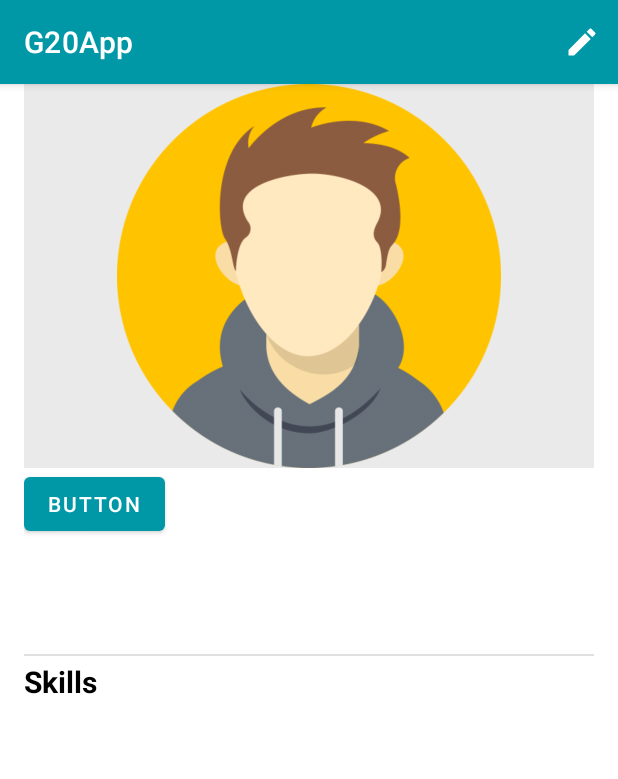
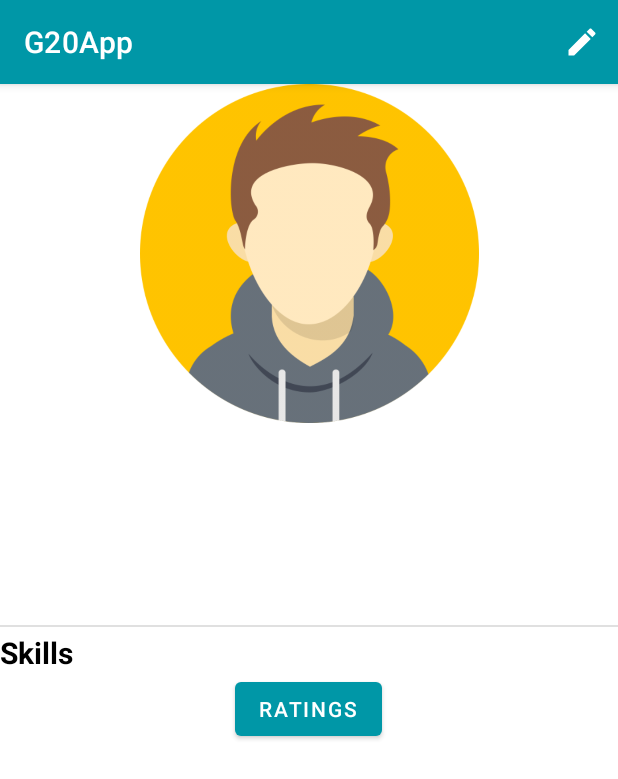
Before and after one commit to giacomino100/G20App, an Android app: the fragment ShowProfileFragment shown on its own in the app's theme, on a phone screen of 412 x 824 dp. Shown: the top 779 px of the screen. Run offline under Robolectric (Android 15) with nearby library versions, the phone set to English and light mode, and no system bars; our stand-ins replace Firebase (no records; nobody signed in at launch, a user with empty details on screens opened directly); 1 statement that could not run was skipped.

Commit message:
adding ratings rv

```diff
--- a/app/src/main/res/layout/fragment_home.xml
+++ b/app/src/main/res/layout/fragment_home.xml
@@ -4,44 +4,41 @@
     xmlns:tools="http://schemas.android.com/tools"
     android:layout_width="match_parent"
     android:layout_height="match_parent"
-    tools:context=".MainActivity">
+    tools:context=".ShowProfileFragment">
+
+    <ScrollView
+        android:layout_width="match_parent"
+        android:layout_height="match_parent"
+        app:layout_constraintBottom_toBottomOf="parent"
+        app:layout_constraintEnd_toEndOf="parent"
+        app:layout_constraintStart_toStartOf="parent"
+        app:layout_constraintTop_toTopOf="parent">
+
+        <LinearLayout
+            android:layout_width="match_parent"
+            android:layout_height="wrap_content"
+            android:orientation="vertical">
 
             <ImageView
                 android:id="@+id/imageView_show"
-        android:layout_width="0dp"
-        android:layout_height="0dp"
-        android:layout_marginStart="16dp"
-        android:layout_marginEnd="16dp"
-        android:layout_weight="1"
-        android:background="#EAEAEA"
+                android:layout_width="430dp"
+                android:layout_height="226dp"
+                android:layout_gravity="center_horizontal"
                 android:contentDescription="@string/image_profile"
-        android:scaleType="centerInside"
-        app:layout_constraintBottom_toTopOf="@id/constraintLayout"
+                app:layout_constraintBottom_toBottomOf="parent"
                 app:layout_constraintEnd_toEndOf="parent"
+                app:layout_constraintHorizontal_bias="0.0"
                 app:layout_constraintStart_toStartOf="parent"
                 app:layout_constraintTop_toTopOf="parent"
-        app:layout_constraintVertical_weight="1"
+                app:layout_constraintVertical_bias="0.095"
                 app:srcCompat="@drawable/avatr"
                 tools:ignore="ImageContrastCheck"
                 tools:srcCompat="@drawable/avatr" />
 
-    <androidx.constraintlayout.widget.ConstraintLayout
-        android:id="@+id/constraintLayout"
-        android:layout_width="0dp"
-        android:layout_height="0dp"
-        android:layout_marginStart="16dp"
-        android:layout_marginEnd="16dp"
-        app:layout_constraintBottom_toBottomOf="parent"
-        app:layout_constraintEnd_toEndOf="parent"
-        app:layout_constraintHorizontal_bias="0.0"
-        app:layout_constraintStart_toStartOf="parent"
-        app:layout_constraintTop_toBottomOf="@+id/imageView_show"
-        app:layout_constraintVertical_weight="2">
-
             <TextView
                 android:id="@+id/fullname"
-            android:layout_width="0dp"
-            android:layout_height="wrap_content"
+                android:layout_width="match_parent"
+                android:layout_height="56dp"
                 android:contentDescription="@string/full_name"
                 android:freezesText="true"
                 android:textAppearance="@style/TextAppearance.AppCompat.Display1"
@@ -57,7 +54,7 @@
 
             <TextView
                 android:id="@+id/nickname"
-            android:layout_width="0dp"
+                android:layout_width="match_parent"
                 android:layout_height="wrap_content"
                 android:contentDescription="@string/nickname"
                 android:freezesText="true"
@@ -71,7 +68,7 @@
 
             <TextView
                 android:id="@+id/email"
-            android:layout_width="0dp"
+                android:layout_width="match_parent"
                 android:layout_height="wrap_content"
                 android:layout_marginTop="3dp"
                 android:contentDescription="@string/email"
@@ -86,7 +83,7 @@
 
             <TextView
                 android:id="@+id/location"
-            android:layout_width="0dp"
+                android:layout_width="match_parent"
                 android:layout_height="wrap_content"
                 android:layout_marginTop="3dp"
                 android:freezesText="true"
@@ -110,7 +107,7 @@
 
             <TextView
                 android:id="@+id/textView5"
-            android:layout_width="0dp"
+                android:layout_width="match_parent"
                 android:layout_height="wrap_content"
                 android:layout_marginTop="3dp"
                 android:freezesText="true"
@@ -126,36 +123,24 @@
 
             <androidx.recyclerview.widget.RecyclerView
                 android:id="@+id/rv_skill_profile"
-            android:layout_width="0dp"
-            android:layout_height="0dp"
-            app:layout_constraintTop_toBottomOf="@+id/textView5"
+                android:layout_width="match_parent"
+                android:layout_height="match_parent"
                 app:layout_constraintBottom_toBottomOf="parent"
                 app:layout_constraintEnd_toEndOf="parent"
                 app:layout_constraintStart_toStartOf="parent"
-            app:layout_constraintVertical_bias="1.0" >
-        </androidx.recyclerview.widget.RecyclerView>
+                app:layout_constraintTop_toBottomOf="@+id/textView5"
+                app:layout_constraintVertical_bias="1.0" />
 
-        <ScrollView
-            android:layout_width="match_parent"
-            android:layout_height="match_parent">
+            <Button
+                android:id="@+id/button5"
+                android:layout_width="wrap_content"
+                android:layout_height="wrap_content"
+                android:layout_gravity="center_horizontal"
+                android:gravity="center_horizontal|center_vertical"
+                android:text="Ratings" />
 
-            <LinearLayout
-                android:layout_width="match_parent"
-                android:layout_height="wrap_content"
-                android:orientation="vertical"
-                app:layout_constraintBottom_toBottomOf="parent"
-                app:layout_constraintEnd_toEndOf="parent"
-                app:layout_constraintStart_toStartOf="parent"
-                app:layout_constraintTop_toBottomOf="@id/rv_skill_profile"/>
+
+        </LinearLayout>
     </ScrollView>
 
-        <Button
-            android:id="@+id/button"
-            android:layout_width="wrap_content"
-            android:layout_height="wrap_content"
-            android:text="Button"
-             />
-
-
 </androidx.constraintlayout.widget.ConstraintLayout>
-</androidx.constraintlayout.widget.ConstraintLayout>
--- a/app/src/main/res/layout/fragment_list_rating.xml
+++ b/app/src/main/res/layout/fragment_list_rating.xml
@@ -2,7 +2,8 @@
 <androidx.constraintlayout.widget.ConstraintLayout xmlns:android="http://schemas.android.com/apk/res/android"
     xmlns:app="http://schemas.android.com/apk/res-auto"
     android:layout_width="match_parent"
-    android:layout_height="match_parent">
+    android:layout_height="match_parent"
+    xmlns:tools="http://schemas.android.com/tools">
 
     <androidx.recyclerview.widget.RecyclerView
         android:id="@+id/ratings_rv"
@@ -11,5 +12,21 @@
         app:layout_constraintBottom_toBottomOf="parent"
         app:layout_constraintEnd_toEndOf="parent"
         app:layout_constraintStart_toStartOf="parent"
-        app:layout_constraintTop_toTopOf="parent" />
+        app:layout_constraintTop_toBottomOf="@id/switch_ratings" >
+
+    </androidx.recyclerview.widget.RecyclerView>
+
+    <Switch
+        android:id="@+id/switch_ratings"
+        android:layout_width="wrap_content"
+        android:layout_height="50dp"
+        android:text="Vendor"
+        android:visibility="visible"
+        app:layout_constraintBottom_toTopOf="@id/ratings_rv"
+        app:layout_constraintEnd_toEndOf="parent"
+        app:layout_constraintHorizontal_bias="0.498"
+        app:layout_constraintStart_toStartOf="parent"
+        app:layout_constraintTop_toTopOf="parent"
+        app:layout_constraintVertical_bias="0.0"
+        tools:ignore="UseSwitchCompatOrMaterialXml" />
 </androidx.constraintlayout.widget.ConstraintLayout>
```
Lines whose indentation alone changed are shown as unchanged.
